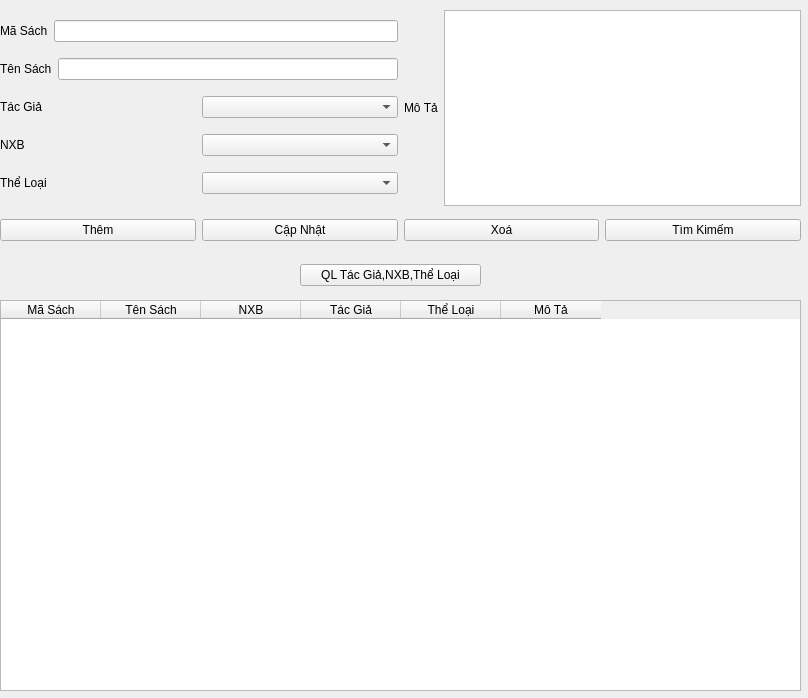
tapkichvuong/CT182_project, file mainwindow/qlsach.ui: the form before one commit.
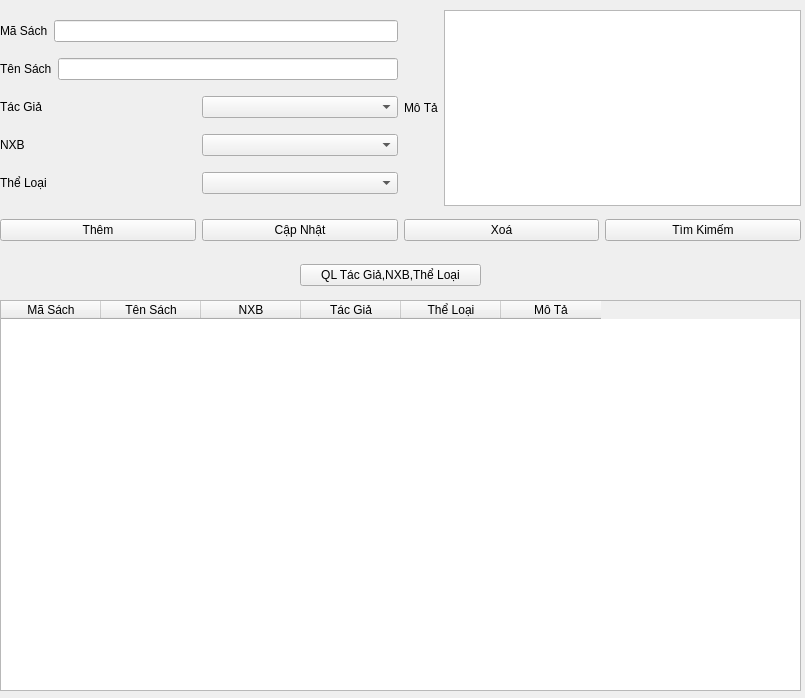
The form after the commit.

Commit message: thay đổi size + thêm ui ql tác giả thể loại nxb

```diff
--- a/mainwindow/qlsach.ui
+++ b/mainwindow/qlsach.ui
@@ -6,7 +6,7 @@
    <rect>
     <x>0</x>
     <y>0</y>
-    <width>808</width>
+    <width>805</width>
     <height>698</height>
    </rect>
   </property>
```
The commit also changes 2 other files.
